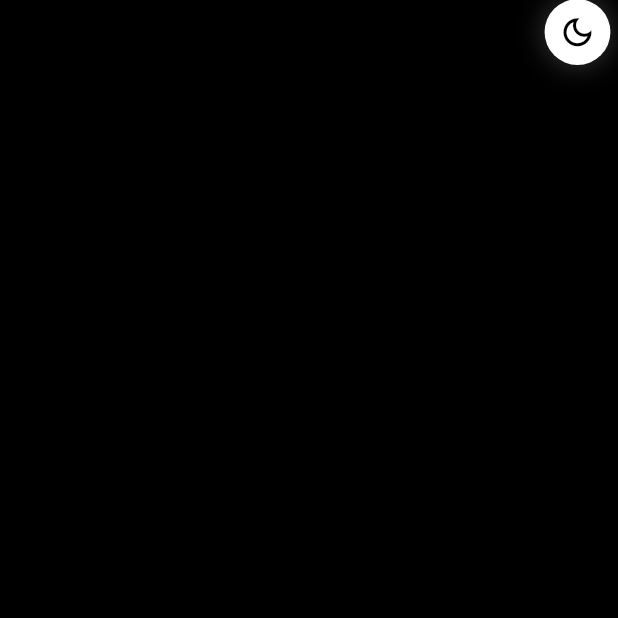
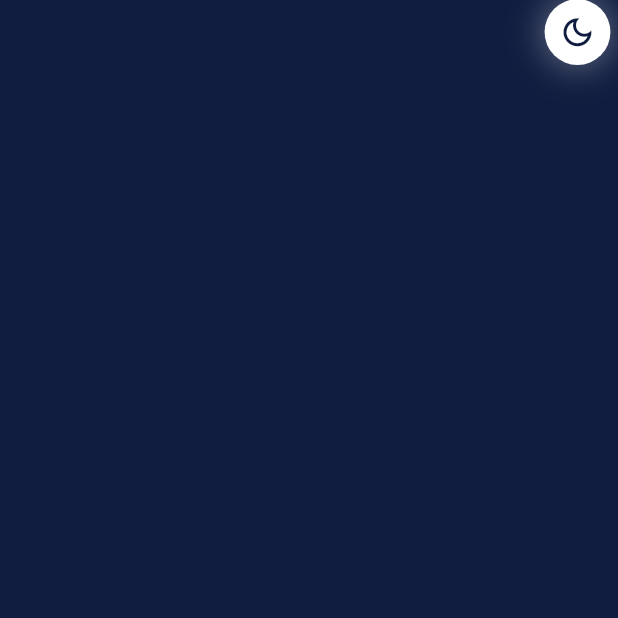
Before and after one commit to khanalsaroj177/trax, a Flutter app: the screen it shows after launch, on a phone screen of 412 x 824 dp, the top half of it. Run offline on Flutter 3.47's test engine with Material 3 defaults, Android fonts, the phone set to English and light mode, and no system bars.

Commit message:
update project

```diff
--- a/lib/main.dart
+++ b/lib/main.dart
@@ -1,3 +1,4 @@
+
 import 'package:flutter/material.dart';
 
 void main() {
@@ -66,11 +67,16 @@ class _MyAppState extends State<MyApp>
     return MaterialApp(
       debugShowCheckedModeBanner: false,
       home: Scaffold(
-        backgroundColor: Colors.transparent,
+        backgroundColor: const Color(0xFF101D40),
         body: AnimatedContainer(
           duration: const Duration(milliseconds: 800),
           curve: Curves.easeInOutCubic,
-          color: _isDarkMode ? Colors.black : Colors.white,
+
+          // Background transition
+          color: _isDarkMode
+              ? const Color(0xFF101D40)
+              : const Color(0xFFADD8F0),
+
           child: SafeArea(
             child: Align(
               alignment: Alignment.topRight,
@@ -95,21 +101,20 @@ class _MyAppState extends State<MyApp>
                     curve: Curves.easeInOut,
                     width: 44,
                     height: 44,
+
+                    // Moon circle ALWAYS bright white
                     decoration: BoxDecoration(
                       shape: BoxShape.circle,
-                      color: _isDarkMode
-                          ? Colors.white
-                          : Colors.black,
+                      color: Colors.white,
                       boxShadow: [
                         BoxShadow(
-                          color: _isDarkMode
-                              ? Colors.white.withValues(alpha: 0.18)
-                              : Colors.black.withValues(alpha: 0.18),
-                          blurRadius: 14,
-                          spreadRadius: 2,
+                          color: Colors.white.withValues(alpha: 0.30),
+                          blurRadius: 18,
+                          spreadRadius: 3,
                         ),
                       ],
                     ),
+
                     child: Material(
                       color: Colors.transparent,
                       shape: const CircleBorder(),
@@ -132,9 +137,9 @@ class _MyAppState extends State<MyApp>
                               Icons.dark_mode_outlined,
                               key: const ValueKey('moon'),
                               size: 25,
-                              color: _isDarkMode
-                                  ? Colors.black
-                                  : Colors.white,
+
+                              // Always visible against white
+                              color: const Color(0xFF101D40),
                             ),
                           ),
                         ),
```
